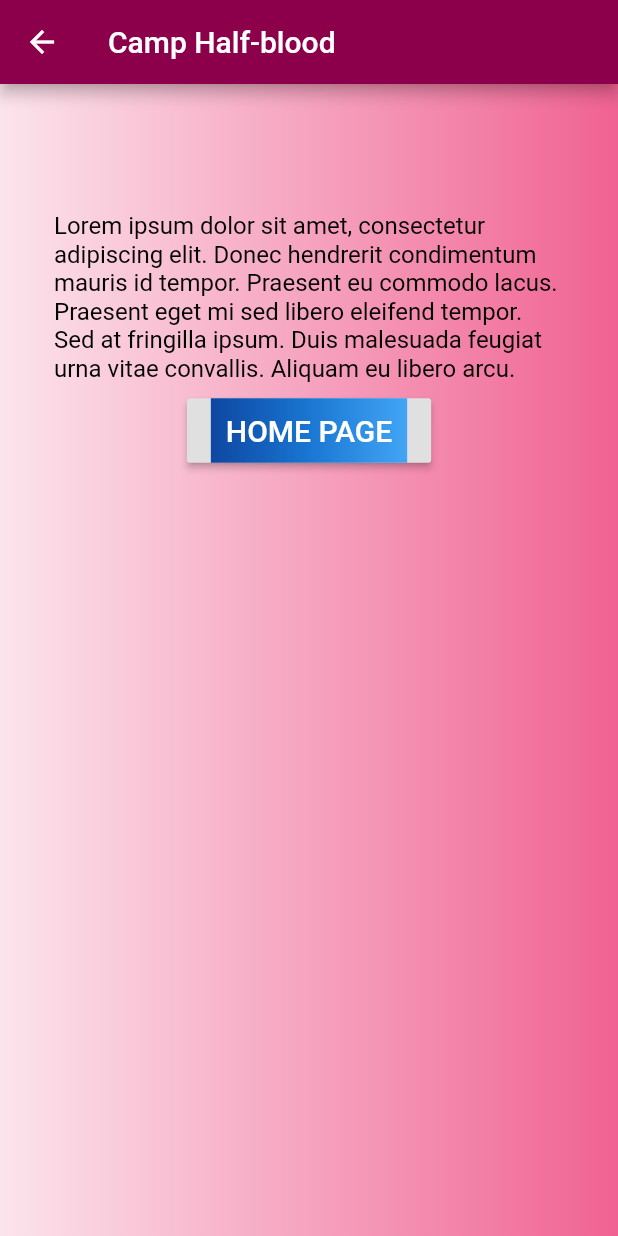
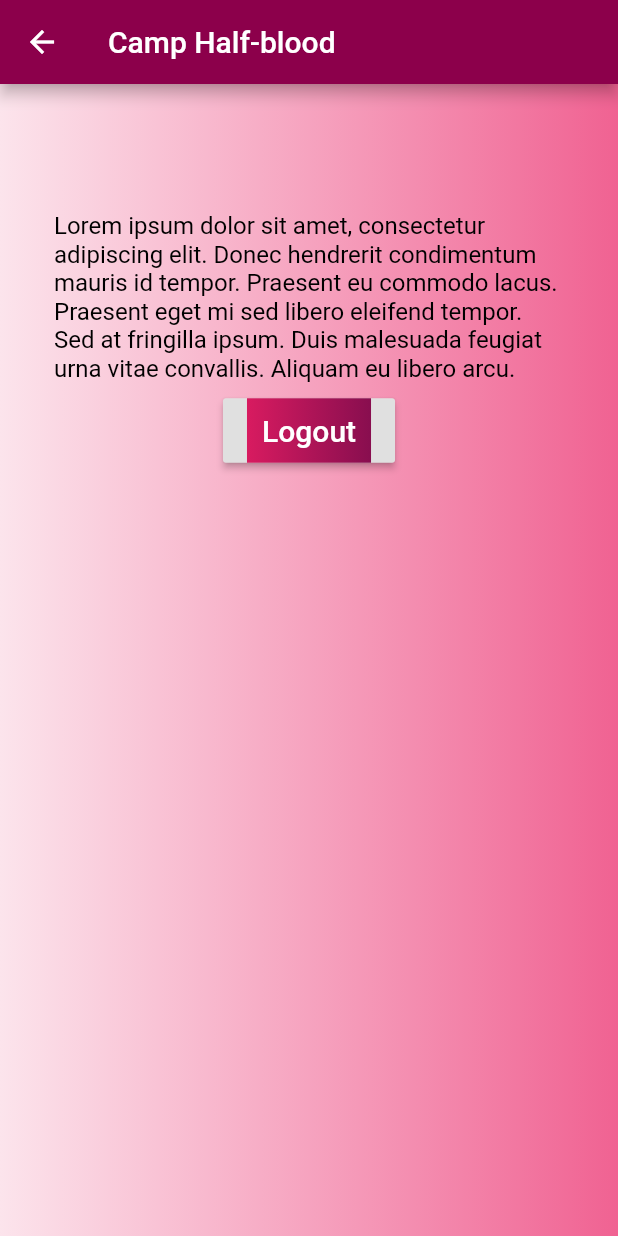
Before and after one commit to AlisonRada/auth-with-state, a Flutter app: the Home screen opened directly with empty values, on a phone screen of 412 x 824 dp. Run offline on Flutter 3.47's test engine with Material 2 defaults, Android fonts, the phone set to English and light mode, and no system bars; our stand-ins replace shared_preferences; accounts and stored records are empty.

Commit message:
Screensplash before home/login

```diff
--- a/lib/Page/home.dart
+++ b/lib/Page/home.dart
@@ -31,18 +31,15 @@ class Home extends StatelessWidget {
 
     final home_btn = RaisedButton(
       child: Container(
-        decoration: const BoxDecoration(
-          gradient: LinearGradient(
-            colors: <Color>[
-              Color(0xFF0D47A1),
-              Color(0xFF1976D2),
-              Color(0xFF42A5F5),
-            ],
-          ),
+        decoration: BoxDecoration(
+          gradient: LinearGradient(colors: [
+            Colors.pink[600],
+            Colors.pink[900],
+          ]),
         ),
         padding: const EdgeInsets.all(10.0),
         child: const Text(
-            'HOME PAGE',
+            'Logout',
             style: TextStyle(fontSize: 20)
         ),
       ),
--- a/lib/login_state.dart
+++ b/lib/login_state.dart
@@ -6,10 +6,11 @@ import 'package:shared_preferences/shared_preferences.dart';
 
 class LoginState with ChangeNotifier {
 
-  bool _loggedIn;
+  bool _loggedIn, _loaded = false;
   String _email, _password, _name, _username, _token;
   String _message;
   bool isLoggedIn() => _loggedIn ?? false;
+  bool isLoaded() => _loaded ?? false;
   String getEmail() => _email;
   String getPassword() => _password;
   String getName() => _name;
@@ -75,6 +76,8 @@ class LoginState with ChangeNotifier {
     _loggedIn = prefs.getBool("loggedIn");
     _email = prefs.getString("email");
     _password = prefs.getString("password");
+    _loaded = true;
+    notifyListeners();
   }
 
   signUp(name, username, email, password) async {
--- a/lib/main.dart
+++ b/lib/main.dart
@@ -3,6 +3,7 @@ import 'package:flutter/material.dart';
 import 'package:provider/provider.dart';
 import 'package:authwithstate/login_state.dart';
 import 'package:authwithstate/Page/login.dart';
+import 'package:authwithstate/Page/screensplash.dart';
 
 void main() => runApp(MyApp());
 
@@ -23,10 +24,14 @@ class MyApp extends StatelessWidget {
             var state = Provider.of<LoginState>(context);
             state.getCredentials();
             state.update();
-            if (state.isLoggedIn()) {
-              return Home();
+            if (state.isLoaded()) {
+              if (state.isLoggedIn()) {
+                return Home();
+              } else {
+                return Login();
+              }
             } else {
-              return Login();
+              return SplashScreen();
             }
           },
         },
```
Also changed, not shown: lib/Page/screensplash.dart (added, +26 -0 lines).
